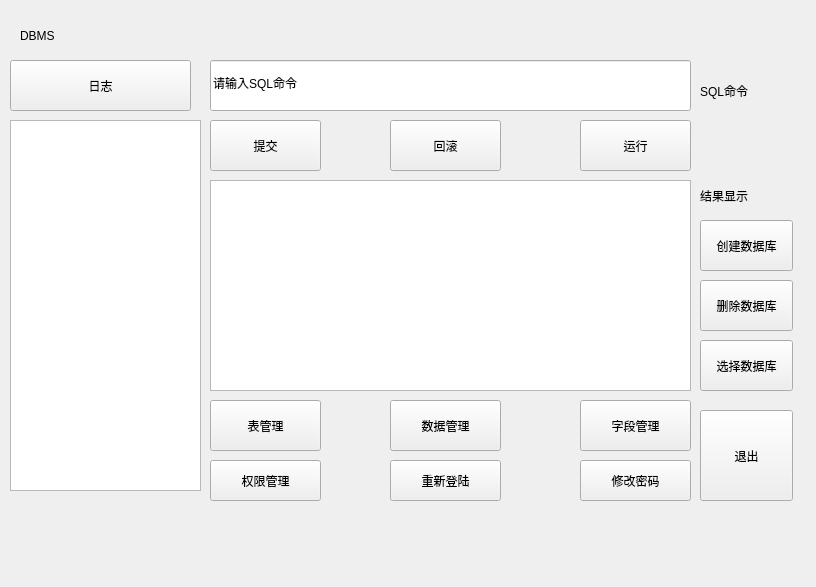
The window that mainwindow.ui (jy-080610/DBMS) describes before a commit, drawn with Qt 5.
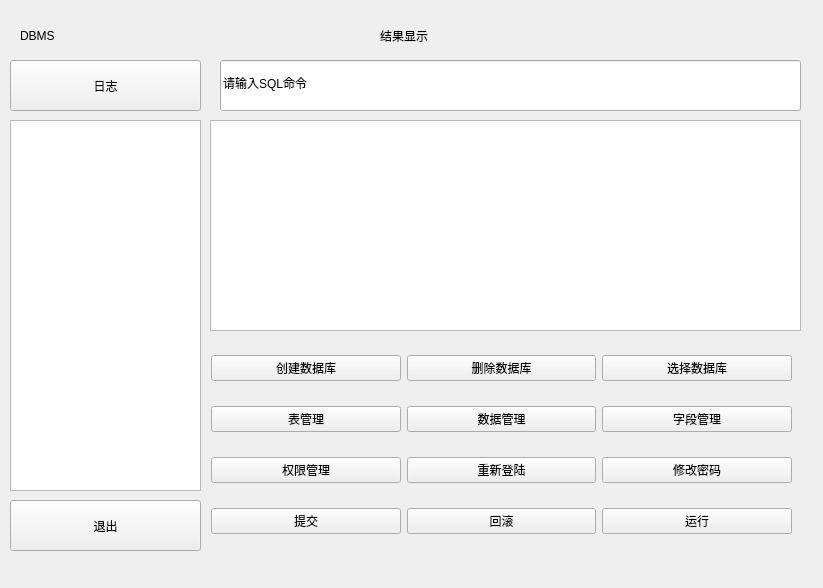
The same window after the commit.

```diff
--- a/mainwindow.ui
+++ b/mainwindow.ui
@@ -6,8 +6,8 @@
    <rect>
     <x>0</x>
     <y>0</y>
-    <width>816</width>
-    <height>587</height>
+    <width>823</width>
+    <height>588</height>
    </rect>
   </property>
   <property name="windowTitle">
@@ -28,9 +28,9 @@
    <widget class="QLineEdit" name="sqllineEdit">
     <property name="geometry">
      <rect>
-      <x>210</x>
+      <x>220</x>
       <y>60</y>
-      <width>481</width>
+      <width>581</width>
       <height>51</height>
      </rect>
     </property>
@@ -42,90 +42,12 @@
     <property name="geometry">
      <rect>
       <x>210</x>
-      <y>180</y>
-      <width>481</width>
+      <y>120</y>
+      <width>591</width>
       <height>211</height>
      </rect>
     </property>
    </widget>
-   <widget class="QPushButton" name="tablemanage">
-    <property name="geometry">
-     <rect>
-      <x>210</x>
-      <y>400</y>
-      <width>111</width>
-      <height>51</height>
-     </rect>
-    </property>
-    <property name="text">
-     <string>表管理</string>
-    </property>
-   </widget>
-   <widget class="QPushButton" name="datamanage">
-    <property name="geometry">
-     <rect>
-      <x>390</x>
-      <y>400</y>
-      <width>111</width>
-      <height>51</height>
-     </rect>
-    </property>
-    <property name="text">
-     <string>数据管理</string>
-    </property>
-   </widget>
-   <widget class="QPushButton" name="fieldmanage">
-    <property name="geometry">
-     <rect>
-      <x>580</x>
-      <y>400</y>
-      <width>111</width>
-      <height>51</height>
-     </rect>
-    </property>
-    <property name="text">
-     <string>字段管理</string>
-    </property>
-   </widget>
-   <widget class="QPushButton" name="rollback">
-    <property name="geometry">
-     <rect>
-      <x>390</x>
-      <y>120</y>
-      <width>111</width>
-      <height>51</height>
-     </rect>
-    </property>
-    <property name="text">
-     <string>回滚</string>
-    </property>
-   </widget>
-   <widget class="QPushButton" name="commit">
-    <property name="geometry">
-     <rect>
-      <x>210</x>
-      <y>120</y>
-      <width>111</width>
-      <height>51</height>
-     </rect>
-    </property>
-    <property name="text">
-     <string>提交</string>
-    </property>
-   </widget>
-   <widget class="QPushButton" name="run">
-    <property name="geometry">
-     <rect>
-      <x>580</x>
-      <y>120</y>
-      <width>111</width>
-      <height>51</height>
-     </rect>
-    </property>
-    <property name="text">
-     <string>运行</string>
-    </property>
-   </widget>
    <widget class="QLabel" name="label">
     <property name="geometry">
      <rect>
@@ -152,24 +74,11 @@
      </rect>
     </property>
    </widget>
-   <widget class="QLabel" name="label_2">
-    <property name="geometry">
-     <rect>
-      <x>700</x>
-      <y>70</y>
-      <width>81</width>
-      <height>41</height>
-     </rect>
-    </property>
-    <property name="text">
-     <string>SQL命令</string>
-    </property>
-   </widget>
    <widget class="QLabel" name="label_3">
     <property name="geometry">
      <rect>
-      <x>700</x>
-      <y>180</y>
+      <x>380</x>
+      <y>20</y>
       <width>91</width>
       <height>31</height>
      </rect>
@@ -183,7 +92,7 @@
      <rect>
       <x>10</x>
       <y>60</y>
-      <width>181</width>
+      <width>191</width>
       <height>51</height>
      </rect>
     </property>
@@ -191,97 +100,131 @@
      <string>日志</string>
     </property>
    </widget>
-   <widget class="QPushButton" name="rland">
-    <property name="geometry">
-     <rect>
-      <x>390</x>
-      <y>460</y>
-      <width>111</width>
-      <height>41</height>
-     </rect>
-    </property>
-    <property name="text">
-     <string>重新登陆</string>
-    </property>
-   </widget>
-   <widget class="QPushButton" name="psw">
-    <property name="geometry">
-     <rect>
-      <x>580</x>
-      <y>460</y>
-      <width>111</width>
-      <height>41</height>
-     </rect>
-    </property>
-    <property name="text">
-     <string>修改密码</string>
-    </property>
-   </widget>
-   <widget class="QPushButton" name="privilege">
-    <property name="geometry">
-     <rect>
-      <x>210</x>
-      <y>460</y>
-      <width>111</width>
-      <height>41</height>
-     </rect>
-    </property>
-    <property name="text">
-     <string>权限管理</string>
-    </property>
-   </widget>
-   <widget class="QPushButton" name="newAction">
-    <property name="geometry">
-     <rect>
-      <x>700</x>
-      <y>220</y>
-      <width>93</width>
-      <height>51</height>
-     </rect>
-    </property>
-    <property name="text">
-     <string>创建数据库</string>
-    </property>
-   </widget>
-   <widget class="QPushButton" name="deleteAction">
-    <property name="geometry">
-     <rect>
-      <x>700</x>
-      <y>280</y>
-      <width>93</width>
-      <height>51</height>
-     </rect>
-    </property>
-    <property name="text">
-     <string>删除数据库</string>
-    </property>
-   </widget>
-   <widget class="QPushButton" name="selectAction">
-    <property name="geometry">
-     <rect>
-      <x>700</x>
-      <y>340</y>
-      <width>93</width>
-      <height>51</height>
-     </rect>
-    </property>
-    <property name="text">
-     <string>选择数据库</string>
-    </property>
-   </widget>
    <widget class="QPushButton" name="exit">
     <property name="geometry">
      <rect>
-      <x>700</x>
-      <y>410</y>
-      <width>93</width>
-      <height>91</height>
+      <x>10</x>
+      <y>500</y>
+      <width>191</width>
+      <height>51</height>
      </rect>
     </property>
     <property name="text">
      <string>退出</string>
     </property>
    </widget>
+   <widget class="QWidget" name="layoutWidget">
+    <property name="geometry">
+     <rect>
+      <x>211</x>
+      <y>336</y>
+      <width>581</width>
+      <height>221</height>
+     </rect>
+    </property>
+    <layout class="QVBoxLayout" name="verticalLayout">
+     <item>
+      <layout class="QHBoxLayout" name="horizontalLayout">
+       <item>
+        <widget class="QPushButton" name="newAction">
+         <property name="text">
+          <string>创建数据库</string>
+         </property>
+        </widget>
+       </item>
+       <item>
+        <widget class="QPushButton" name="deleteAction">
+         <property name="text">
+          <string>删除数据库</string>
+         </property>
+        </widget>
+       </item>
+       <item>
+        <widget class="QPushButton" name="selectAction">
+         <property name="text">
+          <string>选择数据库</string>
+         </property>
+        </widget>
+       </item>
+      </layout>
+     </item>
+     <item>
+      <layout class="QHBoxLayout" name="horizontalLayout_2">
+       <item>
+        <widget class="QPushButton" name="tablemanage">
+         <property name="text">
+          <string>表管理</string>
+         </property>
+        </widget>
+       </item>
+       <item>
+        <widget class="QPushButton" name="datamanage">
+         <property name="text">
+          <string>数据管理</string>
+         </property>
+        </widget>
+       </item>
+       <item>
+        <widget class="QPushButton" name="fieldmanage">
+         <property name="text">
+          <string>字段管理</string>
+         </property>
+        </widget>
+       </item>
+      </layout>
+     </item>
+     <item>
+      <layout class="QHBoxLayout" name="horizontalLayout_3">
+       <item>
+        <widget class="QPushButton" name="privilege">
+         <property name="text">
+          <string>权限管理</string>
+         </property>
+        </widget>
+       </item>
+       <item>
+        <widget class="QPushButton" name="rland">
+         <property name="text">
+          <string>重新登陆</string>
+         </property>
+        </widget>
+       </item>
+       <item>
+        <widget class="QPushButton" name="psw">
+         <property name="text">
+          <string>修改密码</string>
+         </property>
+        </widget>
+       </item>
+      </layout>
+     </item>
+     <item>
+      <layout class="QHBoxLayout" name="horizontalLayout_4">
+       <item>
+        <widget class="QPushButton" name="commit">
+         <property name="text">
+          <string>提交</string>
+         </property>
+        </widget>
+       </item>
+       <item>
+        <widget class="QPushButton" name="rollback">
+         <property name="text">
+          <string>回滚</string>
+         </property>
+        </widget>
+       </item>
+       <item>
+        <widget class="QPushButton" name="run">
+         <property name="text">
+          <string>运行</string>
+         </property>
+        </widget>
+       </item>
+      </layout>
+     </item>
+    </layout>
+   </widget>
   </widget>
  </widget>
  <resources/>
```
